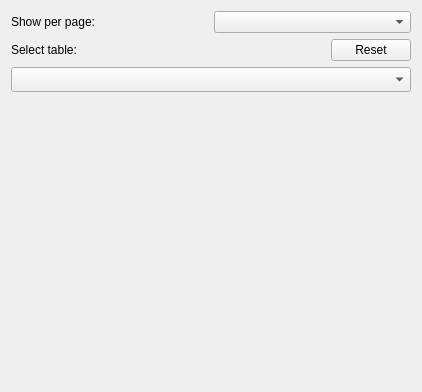
Old version of the form ui/SelectColumns.ui in the repository kathrynmetcalf/GeoCORK.
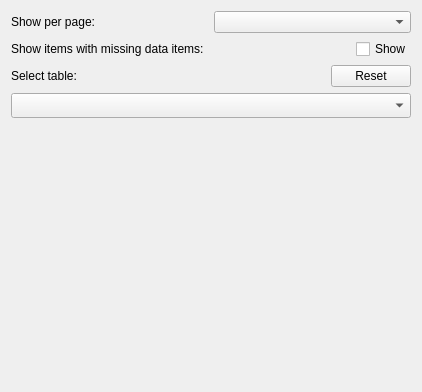
New version of the form.

Commit message: Major edits to speed up data viewing -Views join tables selectively based on columns to show. -Checked IDs are stored in model sets for easy access and updating. -Many other small efficiency improvements

```diff
--- a/ui/SelectColumns.ui
+++ b/ui/SelectColumns.ui
@@ -6,13 +6,15 @@
    <rect>
     <x>0</x>
     <y>0</y>
-    <width>418</width>
+    <width>420</width>
     <height>392</height>
    </rect>
   </property>
   <property name="windowTitle">
    <string>Form</string>
   </property>
+  <layout class="QVBoxLayout" name="verticalLayout_2">
+   <item>
   <layout class="QVBoxLayout" name="verticalLayout">
    <item>
     <layout class="QHBoxLayout" name="horizontalLayout">
@@ -28,6 +30,37 @@
      </item>
     </layout>
    </item>
+     <item>
+      <layout class="QHBoxLayout" name="horizontalLayout_3">
+       <item>
+        <widget class="QLabel" name="label_2">
+         <property name="text">
+          <string>Show items with missing data items:</string>
+         </property>
+        </widget>
+       </item>
+       <item>
+        <spacer name="horizontalSpacer_2">
+         <property name="orientation">
+          <enum>Qt::Horizontal</enum>
+         </property>
+         <property name="sizeHint" stdset="0">
+          <size>
+           <width>40</width>
+           <height>20</height>
+          </size>
+         </property>
+        </spacer>
+       </item>
+       <item>
+        <widget class="QCheckBox" name="show_missing_checkBox">
+         <property name="text">
+          <string>Show</string>
+         </property>
+        </widget>
+       </item>
+      </layout>
+     </item>
    <item>
     <layout class="QHBoxLayout" name="horizontalLayout_2">
      <item>
@@ -102,6 +135,8 @@
       </size>
      </property>
     </widget>
+     </item>
+    </layout>
    </item>
   </layout>
  </widget>
```
Lines whose indentation alone changed are shown as unchanged. The commit also changes 45 other files.
